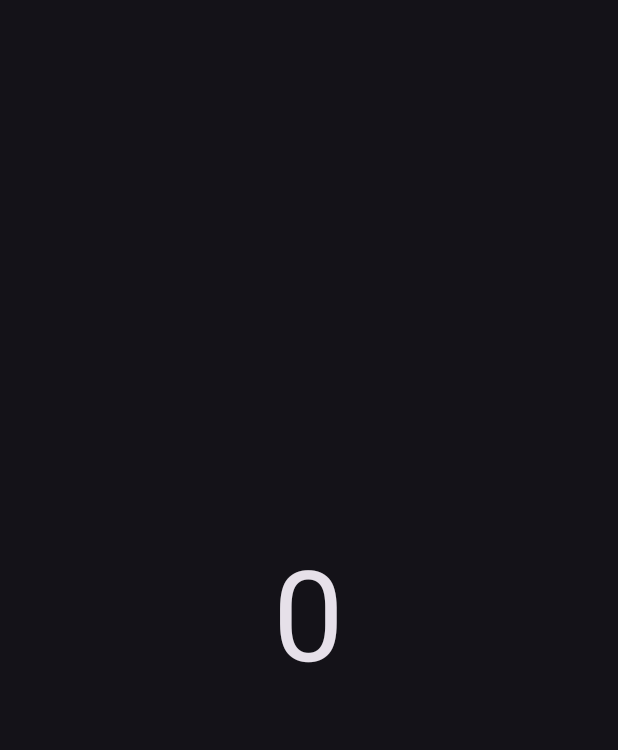
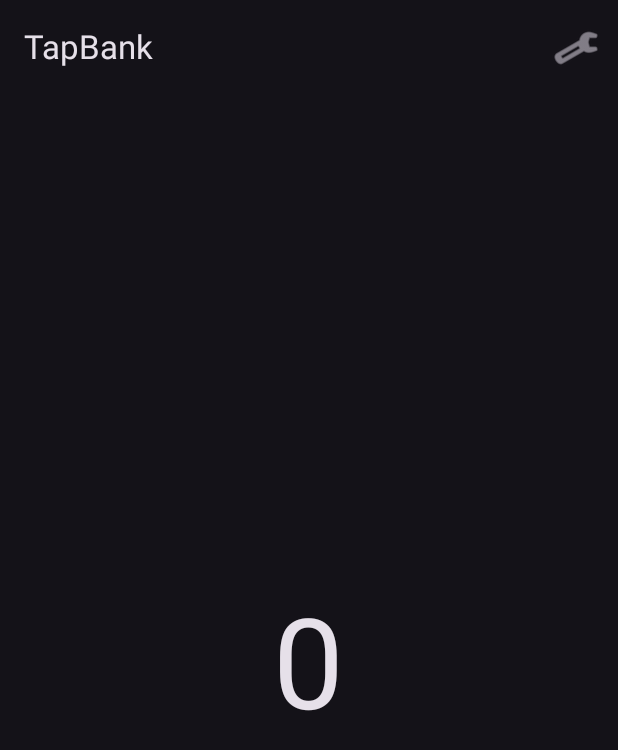
Before and after one commit to JMMG03/TapBank, an Android app built with Jetpack Compose: the screen it shows after launch (MainActivity), on a phone screen of 412 x 824 dp. Shown: the top 750 px of the screen. Run offline under Robolectric (Android 15) with nearby library versions, the phone set to English and light mode, and no system bars.

Commit message:
tap v1.5 terminada

```diff
--- a/app/src/main/java/com/lsrjk/tapbank/CounterRepository.kt
+++ b/app/src/main/java/com/lsrjk/tapbank/CounterRepository.kt
@@ -4,6 +4,7 @@ import android.content.Context
 import androidx.datastore.preferences.core.Preferences
 import androidx.datastore.preferences.core.edit
 import androidx.datastore.preferences.core.longPreferencesKey
+import androidx.datastore.preferences.core.booleanPreferencesKey
 import androidx.datastore.preferences.preferencesDataStore
 import kotlinx.coroutines.flow.map
 
@@ -11,12 +12,16 @@ private val Context.dataStore by preferencesDataStore(name = "tapbank_prefs")
 
 class CounterRepository(private val context: Context) {
     private val KEY_COUNT = longPreferencesKey("count")
+    private val KEY_HAPTIC = booleanPreferencesKey("haptics_enabled")
 
-    val flow = context.dataStore.data.map { prefs: Preferences ->
-        prefs[KEY_COUNT]
-    }
+    val flow = context.dataStore.data.map { prefs: Preferences -> prefs[KEY_COUNT] }
+    val hapticsFlow = context.dataStore.data.map { prefs -> prefs[KEY_HAPTIC] ?: true }
 
     suspend fun set(value: Long) {
         context.dataStore.edit { it[KEY_COUNT] = value }
     }
+
+    suspend fun setHapticsEnabled(enabled: Boolean) {
+        context.dataStore.edit { it[KEY_HAPTIC] = enabled }
+    }
 }
--- a/app/src/main/java/com/lsrjk/tapbank/CounterViewModel.kt
+++ b/app/src/main/java/com/lsrjk/tapbank/CounterViewModel.kt
@@ -14,6 +14,9 @@ class CounterViewModel(private val repo: CounterRepository): ViewModel() {
     val count = repo.flow.map { it ?: 0L }
         .stateIn(viewModelScope, SharingStarted.Eagerly, 0L)
 
+    val hapticsEnabled = repo.hapticsFlow
+        .stateIn(viewModelScope, SharingStarted.Eagerly, true)
+
     fun increment() = viewModelScope.launch {
         val next = (count.value + 1L).coerceAtMost(Long.MAX_VALUE)
         repo.set(next)
@@ -21,6 +24,10 @@ class CounterViewModel(private val repo: CounterRepository): ViewModel() {
 
     fun reset() = viewModelScope.launch {
         repo.set(0L)
+    }
+
+    fun toggleHaptics() = viewModelScope.launch {
+        repo.setHapticsEnabled(!hapticsEnabled.value)
     }
 
     companion object {
--- a/app/src/main/java/com/lsrjk/tapbank/MainActivity.kt
+++ b/app/src/main/java/com/lsrjk/tapbank/MainActivity.kt
@@ -1,23 +1,36 @@
+@file:OptIn(ExperimentalMaterial3Api::class)
+
 package com.lsrjk.tapbank
 
+import android.content.Context
 import android.os.Bundle
 import android.os.VibrationEffect
 import android.os.Vibrator
-import android.content.Context
 import androidx.activity.ComponentActivity
 import androidx.activity.compose.setContent
 import androidx.activity.enableEdgeToEdge
 import androidx.compose.foundation.gestures.detectTapGestures
+import androidx.compose.foundation.layout.Box
 import androidx.compose.foundation.layout.fillMaxSize
-import androidx.compose.material3.*
+import androidx.compose.foundation.layout.padding
+import androidx.compose.material3.AlertDialog
+import androidx.compose.material3.ExperimentalMaterial3Api
+import androidx.compose.material3.Icon
+import androidx.compose.material3.IconButton
+import androidx.compose.material3.MaterialTheme
+import androidx.compose.material3.Scaffold
+import androidx.compose.material3.Switch
+import androidx.compose.material3.Text
+import androidx.compose.material3.TopAppBar
+import androidx.compose.material3.darkColorScheme
 import androidx.compose.runtime.*
 import androidx.compose.ui.Alignment
 import androidx.compose.ui.Modifier
 import androidx.compose.ui.input.pointer.pointerInput
+import androidx.compose.ui.res.painterResource
 import androidx.compose.ui.unit.sp
 import androidx.lifecycle.viewmodel.compose.viewModel
 import kotlinx.coroutines.delay
-import kotlinx.coroutines.launch
 
 class MainActivity : ComponentActivity() {
     override fun onCreate(savedInstanceState: Bundle?) {
@@ -35,33 +48,49 @@ class MainActivity : ComponentActivity() {
 @Composable
 fun TapBankScreen(vm: CounterViewModel, context: Context) {
     val count by vm.count.collectAsState()
-    val scope = rememberCoroutineScope()
+    val haptics by vm.hapticsEnabled.collectAsState()
     var isPressed by remember { mutableStateOf(false) }
+    var showSettings by remember { mutableStateOf(false) }
 
-    // bucle auto-incremento
+    // auto-incremento mientras mantienes pulsado
     LaunchedEffect(isPressed) {
         if (isPressed) {
             while (isPressed) {
                 vm.increment()
-                vibrateOnce(context) // vibración cada toque
-                delay(150) // velocidad de auto-incremento
+                if (haptics) vibrateOnce(context)
+                delay(150)
             }
         }
     }
 
-    Surface(
-        modifier = Modifier.fillMaxSize(),
-        color = MaterialTheme.colorScheme.background
-    ) {
-        androidx.compose.foundation.layout.Box(
+    Scaffold(
+        topBar = {
+            TopAppBar(
+                title = { Text("TapBank") },
+                actions = {
+                    IconButton(onClick = { showSettings = true }) {
+                        Icon(
+                            painter = painterResource(android.R.drawable.ic_menu_preferences),
+                            contentDescription = "Ajustes"
+                        )
+                    }
+                }
+            )
+        }
+    ) { padding ->
+        Box(
             modifier = Modifier
                 .fillMaxSize()
+                .padding(padding)
                 .pointerInput(Unit) {
                     detectTapGestures(
                         onPress = {
                             isPressed = true
-                            tryAwaitRelease()
-                            isPressed = false
+                            try {
+                                tryAwaitRelease()
+                            } finally {
+                                isPressed = false
+                            }
                         },
                         onLongPress = { vm.reset() } // reset en pulsación larga
                     )
@@ -74,10 +103,36 @@ fun TapBankScreen(vm: CounterViewModel, context: Context) {
                 color = MaterialTheme.colorScheme.onBackground
             )
         }
+
+        if (showSettings) {
+            SettingsDialog(
+                hapticsEnabled = haptics,
+                onToggleHaptics = { vm.toggleHaptics() },
+                onDismiss = { showSettings = false }
+            )
+        }
     }
 }
 
-// 🔔 vibración corta
+@Composable
+fun SettingsDialog(hapticsEnabled: Boolean, onToggleHaptics: () -> Unit, onDismiss: () -> Unit) {
+    AlertDialog(
+        onDismissRequest = onDismiss,
+        confirmButton = { Text(text = "OK", modifier = Modifier.pointerInput(Unit) { detectTapGestures(onTap = { onDismiss() }) }) },
+        title = { Text("Ajustes") },
+        text = {
+            androidx.compose.foundation.layout.Column {
+                androidx.compose.foundation.layout.Row(verticalAlignment = Alignment.CenterVertically) {
+                    Text("Vibración háptica", modifier = Modifier.weight(1f))
+                    Switch(checked = hapticsEnabled, onCheckedChange = { onToggleHaptics() })
+                }
+                Text("• Toque: +1  • Mantener: auto-suma  • Long press: reset")
+            }
+        }
+    )
+}
+
+// Vibración corta (respetando el toggle)
 fun vibrateOnce(context: Context) {
     val vibrator = context.getSystemService(Context.VIBRATOR_SERVICE) as Vibrator
     if (android.os.Build.VERSION.SDK_INT >= android.os.Build.VERSION_CODES.O) {
```
